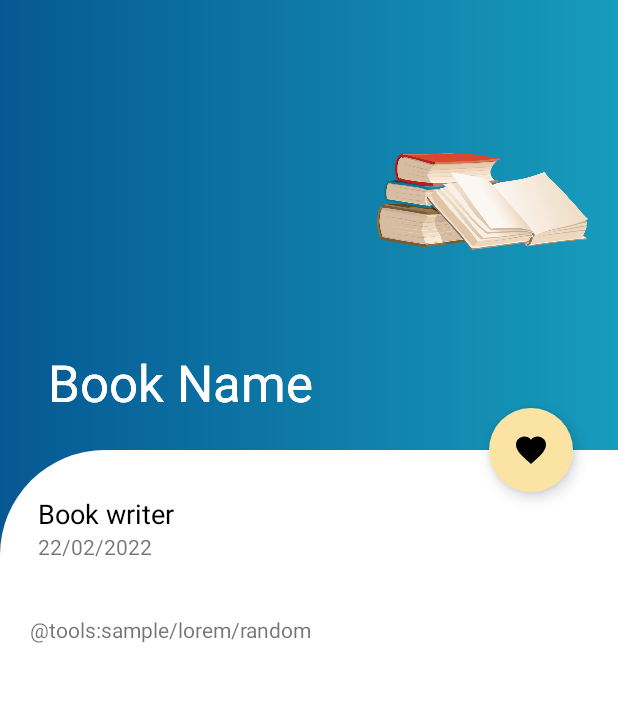
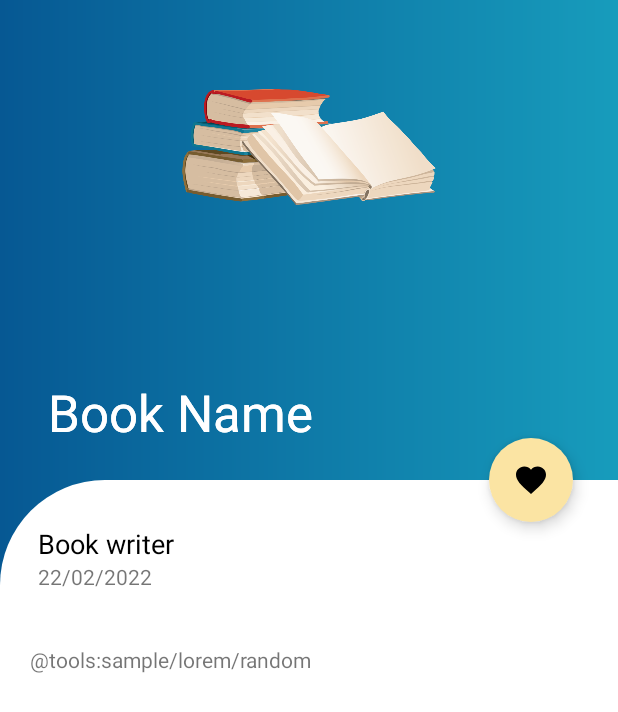
Before and after one commit to JesyNoelia/Readnetic, an Android app: the layout fragment_detail.xml on its own in the app's theme, with its tools: preview values and no code run, on a phone screen of 412 x 824 dp. Shown: the top 712 px of the screen. Run offline under Robolectric (Android 15) with nearby library versions, the phone set to English and light mode, and no system bars; network calls fail.

Commit message:
book detail fixing ui

```diff
--- a/app/src/main/res/layout/card_book.xml
+++ b/app/src/main/res/layout/card_book.xml
@@ -22,7 +22,7 @@
             <ImageView
                 android:id="@+id/cover"
                 android:layout_width="150dp"
-                android:layout_height="200dp"
+                android:layout_height="210dp"
                 android:adjustViewBounds="true"
                 android:scaleType="fitXY"
                 android:contentDescription="@string/cover"/>
--- a/app/src/main/res/layout/fragment_detail.xml
+++ b/app/src/main/res/layout/fragment_detail.xml
@@ -10,7 +10,7 @@
     <com.google.android.material.appbar.AppBarLayout
         android:id="@+id/appbar"
         android:layout_width="match_parent"
-        android:layout_height="300dp"
+        android:layout_height="320dp"
         android:fitsSystemWindows="true"
         android:theme="@style/Theme.Readnetic">
 
@@ -28,13 +28,13 @@
 
             <ImageView
                 android:id="@+id/bookImageCT"
-                android:layout_width="150dp"
-                android:layout_height="150dp"
-                android:src="@drawable/libro"
-                android:scaleType="centerCrop"
-                android:layout_gravity="center|end"
+                android:layout_width="match_parent"
+                android:layout_height="180dp"
+                tools:src="@drawable/libro"
+                android:layout_marginTop="8dp"
+                android:fitsSystemWindows="true"
+                android:layout_gravity="end"
                 android:layout_marginBottom="15dp"
-                android:layout_marginEnd="15dp"
                 app:layout_collapseMode="parallax"/>
                 <!--android:background="@drawable/round_outline"-->
 
```
